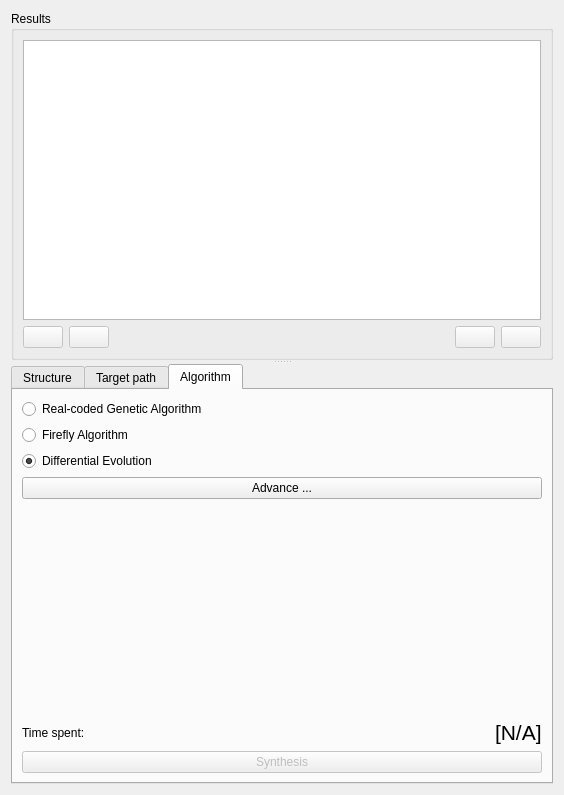
First picture: the form in pyslvs_ui/synthesis/dimensional_synthesis/dimension_widget.ui, repository KmolYuan/Pyslvs-UI, before the edit.
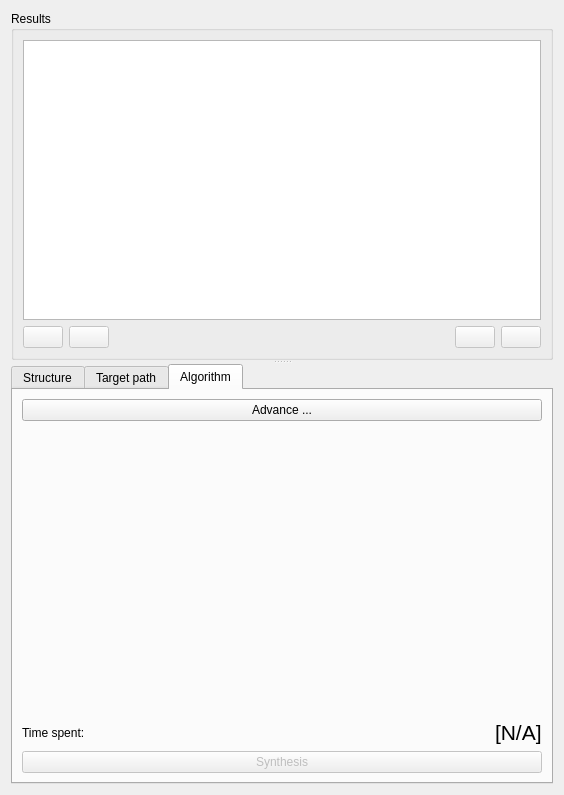
Second picture: the form after the edit. The open tabs and pages were chosen to show the change. Icons and pictures are not drawn.

Commit message: Update kernel and UI for new algorithm.

What changed in the file:
```diff
--- a/pyslvs_ui/synthesis/dimensional_synthesis/dimension_widget.ui
+++ b/pyslvs_ui/synthesis/dimensional_synthesis/dimension_widget.ui
@@ -577,31 +577,7 @@
        </attribute>
        <layout class="QVBoxLayout" name="verticalLayout">
         <item>
-         <widget class="QRadioButton" name="type0">
-          <property name="text">
-           <string>Real-coded Genetic Algorithm</string>
-          </property>
-          <property name="checked">
-           <bool>false</bool>
-          </property>
-         </widget>
-        </item>
-        <item>
-         <widget class="QRadioButton" name="type1">
-          <property name="text">
-           <string>Firefly Algorithm</string>
-          </property>
-         </widget>
-        </item>
-        <item>
-         <widget class="QRadioButton" name="type2">
-          <property name="text">
-           <string>Differential Evolution</string>
-          </property>
-          <property name="checked">
-           <bool>true</bool>
-          </property>
-         </widget>
+         <layout class="QVBoxLayout" name="algorithm_layout"/>
         </item>
         <item>
          <widget class="QPushButton" name="advance_button">
```
Left out of the diff: 5 changed lines with no effect on the pictures. The commit also changes 26 other files.
